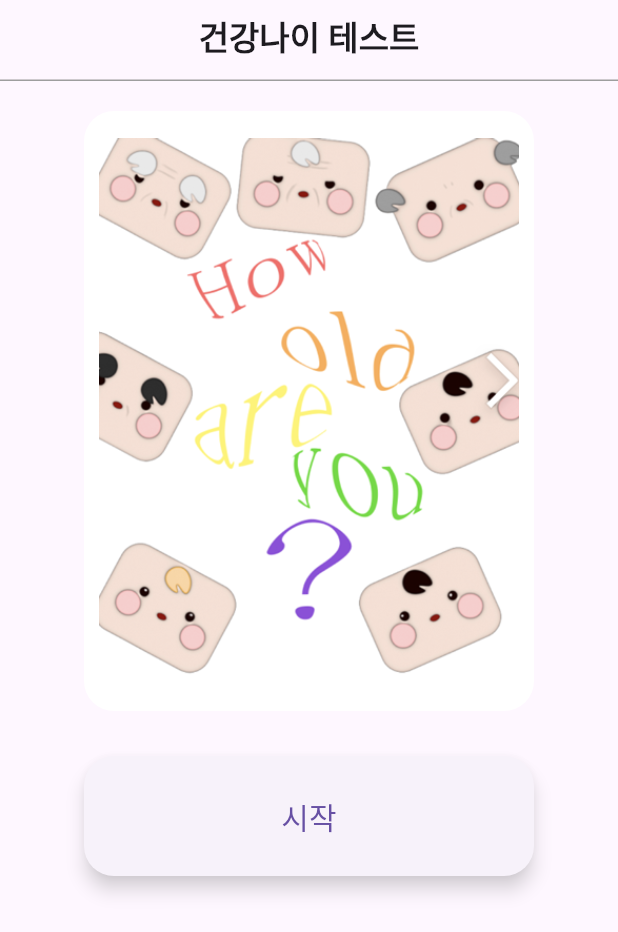
After one commit to e4e6/SSGDT, a Flutter app: the screen it shows after launch, on a phone screen of 412 x 824 dp. The commit adds this screen. Shown: the top 932 px of the screen. Run offline on Flutter 3.47's test engine with Material 3 defaults, Android fonts, the phone set to English and light mode, and no system bars; our stand-ins replace freezed_annotation.

Commit message:
홈 화면 기능 test_selection_screen으로 이동

```diff
--- /dev/null
+++ b/lib/screens/test_selection_screen/test_selection_screen.dart
@@ -0,0 +1,130 @@
+import 'package:flutter/material.dart';
+import 'package:jindan/controller/test_selection_controller.dart';
+import 'package:jindan/screens/question_screens/question_screen.dart';
+import 'package:jindan/screens/test_selection_screen/widgets/single_test_widget.dart';
+import 'package:provider/provider.dart';
+
+class TestSelectionScreen extends StatefulWidget {
+  const TestSelectionScreen({Key? key}) : super(key: key);
+
+  @override
+  State<TestSelectionScreen> createState() => _TestSelectionScreenState();
+}
+
+class _TestSelectionScreenState extends State<TestSelectionScreen> {
+  @override
+  Widget build(BuildContext _) {
+    final testSelectionControllerWatch = _.watch<TestSelectionController>();
+    final testSelectionControllerRead = _.read<TestSelectionController>();
+
+    double mainWidth = 300.0;
+    double imageContainerHeight = 400.0;
+    double sizedBoxHeight = 100.0;
+
+    return Scaffold(
+        appBar: AppBar(title: Text(
+          '건강나이 테스트',
+          style: TextStyle(
+            fontWeight: FontWeight.bold, // 볼드 처리
+          ),
+        ),
+          centerTitle: true, // 중앙 정렬
+          elevation: 0.0,
+          toolbarHeight: 50.0,
+          bottom: PreferredSize(
+            preferredSize: Size.fromHeight(4.0), // 선의 높이 조절
+            child: Divider(
+              color: Colors.grey, // 선의 색상 조절
+              height: 1.0, // 선의 두께 조절
+            ),
+          ),
+        ),
+        body: Center(
+          child: Column(
+            children: [
+              SizedBox(height: 20),
+              StartImageContainer(width: mainWidth, height: imageContainerHeight, text: 'Image: HowOldAreYou?',),
+              SizedBox(height: 30,),
+              StartButton(text: '시작',height: 80,width: mainWidth,)
+            ],
+          ),
+        )
+
+    );
+
+    return SingleTestWidget();
+    //   Scaffold(
+    //   body: ListView.builder(
+    //     shrinkWrap: true,
+    //     itemCount: testSelectionControllerRead.testSelectionItemList.length,
+    //     itemBuilder: (BuildContext _, int questionIndex) {
+    //       return
+    //     },
+    //   ),
+    // );
+  }
+}
+
+
+
+class StartImageContainer extends StatelessWidget {
+  StartImageContainer({Key? key, required this.width,required this.height, required this.text}) : super(key: key);
+  double width;
+  double height;
+  String text;
+
+  @override
+  Widget build(BuildContext context) {
+    return Container(
+      width: width,
+      height: height,
+      decoration: BoxDecoration(
+        borderRadius: BorderRadius.circular(20),
+        color: Colors.white,
+      ),
+      child: Center(
+        child: Column(
+          mainAxisAlignment: MainAxisAlignment.center,
+          children: [
+            Image.asset(
+              'assets/image/start_screen_image.png',
+              width: 280,
+            ),
+          ],
+        ),
+      ),
+    );
+  }
+}
+
+class StartButton extends StatelessWidget {
+  StartButton({Key? key, required this.width,required this.height, required this.text}) : super(key: key);
+  double width;
+  double height;
+  String text;
+  @override
+  Widget build(BuildContext context) {
+    return ElevatedButton(
+      onPressed: () {
+        Navigator.of(context).push(MaterialPageRoute(
+          builder: (context) => QuestionScreen(),)
+        );
+      },
+      style: ElevatedButton.styleFrom(
+        fixedSize: Size(width, height),
+        shape: RoundedRectangleBorder(
+          borderRadius: BorderRadius.circular(20), // 둥글게 만들기 위한 BorderRadius 설정
+        ),
+        elevation: 5, // 그림자 높이
+        shadowColor: Colors.grey.withOpacity(0.5), // 그림자 색상 설정
+      ),
+      child: Padding(
+        padding: const EdgeInsets.all(16.0),
+        child: Text(
+          text,
+          style: TextStyle(fontSize: 20),
+        ),
+      ),
+    );
+  }
+}
```
Also changed, not shown: lib/screens/home_screen.dart (+2 -96 lines), lib/screens/test_selection_screen/widgets/single_test_widget.dart (added, +39 -0 lines).
